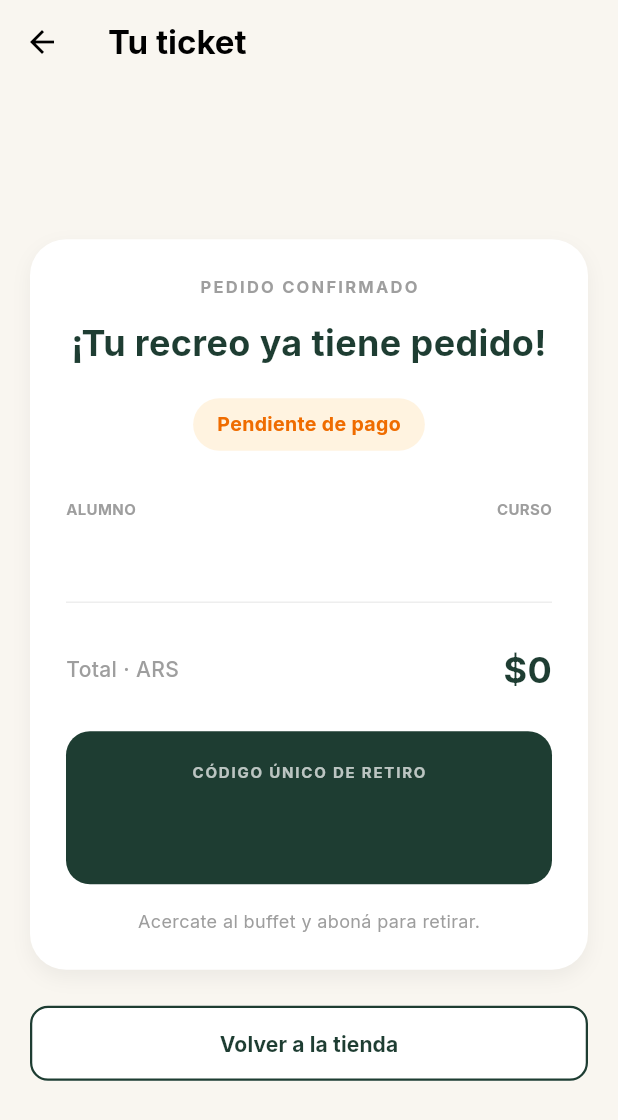
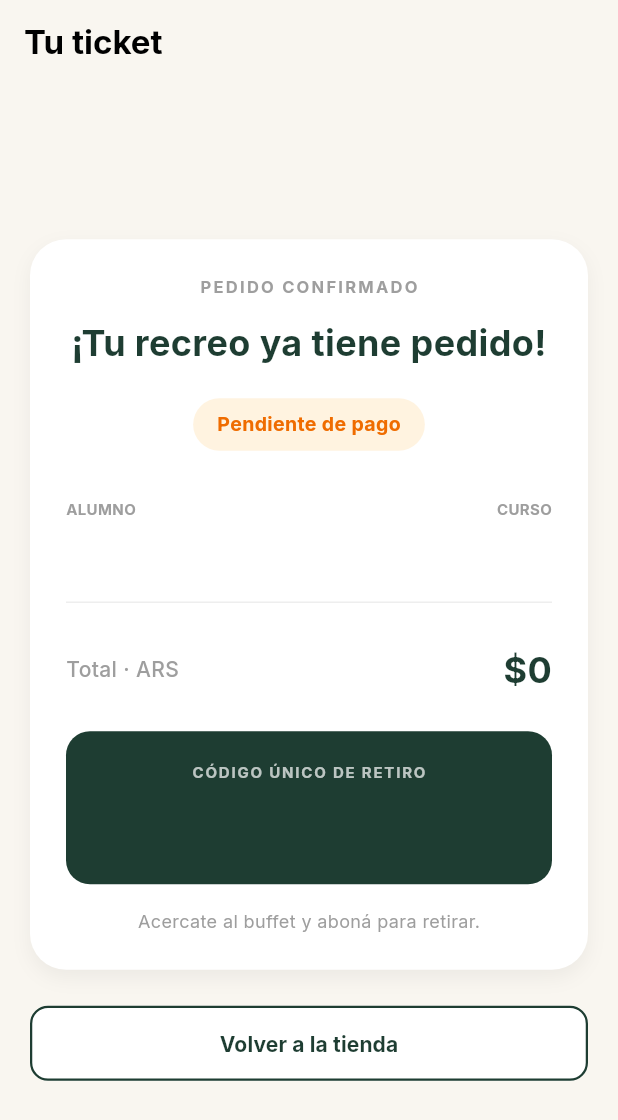
Before and after one commit to jhonaucachiet12-code/Buffet_MVP_v2, a Flutter app: the TicketScreen screen opened directly with empty values, on a phone screen of 412 x 824 dp. Shown: the top 1120 px of the screen. Run offline on Flutter 3.47's test engine with Material 3 defaults, Android fonts, the phone set to English and light mode, and no system bars; our stand-ins replace go_router, google_fonts, material_ui.

Commit message:
fromtend del alumno listo

```diff
--- a/buffet_express_v2/lib/core/router/app_router.dart
+++ b/buffet_express_v2/lib/core/router/app_router.dart
@@ -5,6 +5,7 @@ import '../../presentation/screens/login_screen.dart';
 import '../../presentation/screens/home_screen.dart';
 import '../../presentation/screens/products_screen.dart';
 import '../../presentation/screens/cart_screen.dart';
+import '../../presentation/screens/ticket_screen.dart'; // <-- IMPORTANTE: Importar Ticket
 import '../../presentation/screens/admin/admin_login_screen.dart';
 import '../../presentation/screens/admin/admin_layout.dart';
 import '../../presentation/screens/admin/admin_orders_screen.dart';
@@ -28,6 +29,19 @@ class AppRouter {
         path: '/tienda/carrito',
         builder: (context, state) => const CartScreen(),
       ),
+
+      // --- NUEVA RUTA PARA EL TICKET ---
+      GoRoute(
+        path: '/tienda/ticket',
+        builder: (context, state) {
+          // Recibimos los datos enviados desde el carrito
+          final orderData = state.extra as Map<String, dynamic>?;
+          if (orderData == null)
+            return const HomeScreen(); // Por si hay un error
+          return TicketScreen(order: orderData);
+        },
+      ),
+
       GoRoute(
         path: '/admin',
         builder: (context, state) => const AdminLoginScreen(),
--- a/buffet_express_v2/lib/presentation/providers/cart_provider.dart
+++ b/buffet_express_v2/lib/presentation/providers/cart_provider.dart
@@ -34,4 +34,9 @@ class CartProvider extends ChangeNotifier {
       notifyListeners();
     }
   }
+
+  void clear() {
+    _items.clear();
+    notifyListeners();
+  }
 }
--- a/buffet_express_v2/lib/presentation/screens/ticket_screen.dart
+++ b/buffet_express_v2/lib/presentation/screens/ticket_screen.dart
@@ -1,18 +1,15 @@
 import 'package:material_ui/material_ui.dart';
-import 'package:go_router/go_router.dart';
+import 'package:go_router/go_router.dart'; // Importamos GoRouter
 
 class TicketScreen extends StatelessWidget {
-  // Recibe la orden generada desde el CartScreen o el OrderProvider
   final Map<String, dynamic> order;
 
   const TicketScreen({super.key, required this.order});
 
   @override
   Widget build(BuildContext context) {
-    // Lógica de colores según el método de pago
     final isMercadoPago = order['paymentMethod'] == 'MercadoPago';
 
-    // Colores para el badge de estado
     final statusColor = isMercadoPago
         ? const Color(0xFFE0F2F1)
         : const Color(0xFFFFF3E0);
@@ -21,14 +18,8 @@ class TicketScreen extends StatelessWidget {
         : Colors.orange.shade800;
     final statusText = isMercadoPago ? 'Pagado' : 'Pendiente de pago';
 
-    // Datos del pedido (con valores por defecto por si falta alguno)
-    final studentName = order['studentName'] ?? 'Alex García';
-    final course = order['course'] ?? '3° 1.ª';
-    final ticketCode = order['ticketCode'] ?? 'TN12-XXXX-XXXX';
-    final total = order['total'] ?? 0.0;
-
     return Scaffold(
-      backgroundColor: const Color(0xFFF9F6F0), // Fondo beige
+      backgroundColor: const Color(0xFFF9F6F0),
       appBar: AppBar(
         title: const Text(
           'Tu ticket',
@@ -36,21 +27,15 @@ class TicketScreen extends StatelessWidget {
         ),
         backgroundColor: Colors.transparent,
         elevation: 0,
-        leading: IconButton(
-          icon: const Icon(Icons.arrow_back, color: Colors.black),
-          onPressed: () => context.go('/tienda'), // Vuelve a la tienda
-        ),
+        automaticallyImplyLeading: false, // Ocultamos la flecha de volver atrás
       ),
       body: Center(
         child: SingleChildScrollView(
           child: Container(
-            constraints: const BoxConstraints(
-              maxWidth: 500,
-            ), // Ancho máximo para PC
+            constraints: const BoxConstraints(maxWidth: 500),
             padding: const EdgeInsets.all(20.0),
             child: Column(
               children: [
-                // --- TARJETA PRINCIPAL DEL TICKET ---
                 Container(
                   padding: const EdgeInsets.all(24),
                   decoration: BoxDecoration(
@@ -87,7 +72,6 @@ class TicketScreen extends StatelessWidget {
                       ),
                       const SizedBox(height: 20),
 
-                      // Badge de estado (Pagado / Pendiente)
                       Container(
                         padding: const EdgeInsets.symmetric(
                           horizontal: 16,
@@ -109,7 +93,6 @@ class TicketScreen extends StatelessWidget {
 
                       const SizedBox(height: 32),
 
-                      // Datos del alumno
                       Row(
                         mainAxisAlignment: MainAxisAlignment.spaceBetween,
                         children: [
@@ -126,7 +109,7 @@ class TicketScreen extends StatelessWidget {
                               ),
                               const SizedBox(height: 4),
                               Text(
-                                studentName,
+                                order['studentName'],
                                 style: const TextStyle(
                                   fontSize: 16,
                                   fontWeight: FontWeight.bold,
@@ -147,7 +130,7 @@ class TicketScreen extends StatelessWidget {
                               ),
                               const SizedBox(height: 4),
                               Text(
-                                course,
+                                order['course'],
                                 style: const TextStyle(
                                   fontSize: 16,
                                   fontWeight: FontWeight.bold,
@@ -163,7 +146,6 @@ class TicketScreen extends StatelessWidget {
                         child: Divider(color: Color(0xFFEEEEEE)),
                       ),
 
-                      // Detalle del pedido (Aquí podrías iterar sobre los items reales si los pasas en el Map)
                       Row(
                         mainAxisAlignment: MainAxisAlignment.spaceBetween,
                         children: [
@@ -176,7 +158,7 @@ class TicketScreen extends StatelessWidget {
                             ),
                           ),
                           Text(
-                            '\$${total.toStringAsFixed(0)}',
+                            '\$${order['total'].toStringAsFixed(0)}',
                             style: const TextStyle(
                               fontSize: 24,
                               fontWeight: FontWeight.bold,
@@ -188,12 +170,11 @@ class TicketScreen extends StatelessWidget {
 
                       const SizedBox(height: 24),
 
-                      // Código de retiro
                       Container(
                         width: double.infinity,
                         padding: const EdgeInsets.all(20),
                         decoration: BoxDecoration(
-                          color: const Color(0xFF1E3D32), // Verde oscuro
+                          color: const Color(0xFF1E3D32),
                           borderRadius: BorderRadius.circular(16),
                         ),
                         child: Column(
@@ -209,7 +190,7 @@ class TicketScreen extends StatelessWidget {
                             ),
                             const SizedBox(height: 8),
                             Text(
-                              ticketCode,
+                              order['ticketCode'],
                               style: const TextStyle(
                                 color: Colors.white,
                                 fontSize: 28,
@@ -222,7 +203,6 @@ class TicketScreen extends StatelessWidget {
                       ),
                       const SizedBox(height: 16),
 
-                      // Texto de ayuda inferior
                       Text(
                         isMercadoPago
                             ? 'Esperá el llamado en el buffet.'
@@ -238,12 +218,14 @@ class TicketScreen extends StatelessWidget {
 
                 const SizedBox(height: 24),
 
-                // Botón para volver
+                // BOTÓN CORREGIDO CON GOROUTER
                 SizedBox(
                   width: double.infinity,
                   height: 50,
                   child: ElevatedButton(
-                    onPressed: () => context.go('/tienda'),
+                    onPressed: () => context.go(
+                      '/tienda',
+                    ), // Esto resetea la navegación a la tienda
                     style: ElevatedButton.styleFrom(
                       backgroundColor: Colors.white,
                       foregroundColor: const Color(0xFF1E3D32),
```
Also changed, not shown: buffet_express_v2/lib/presentation/screens/cart_screen.dart (+73 -10 lines).
